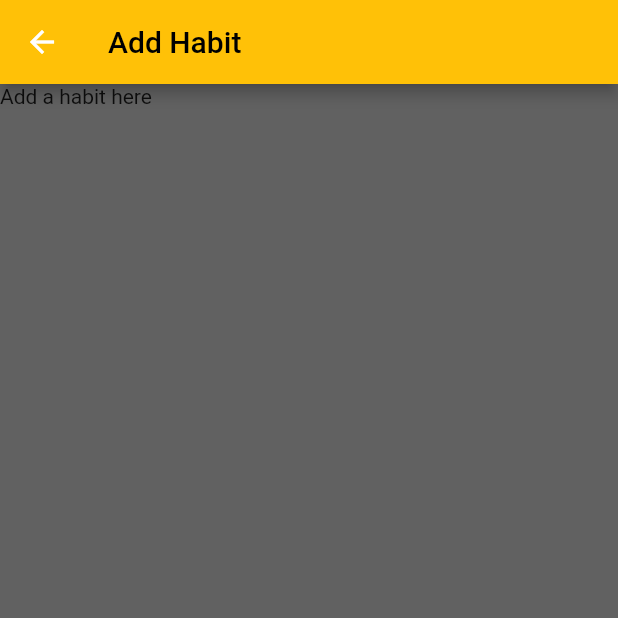
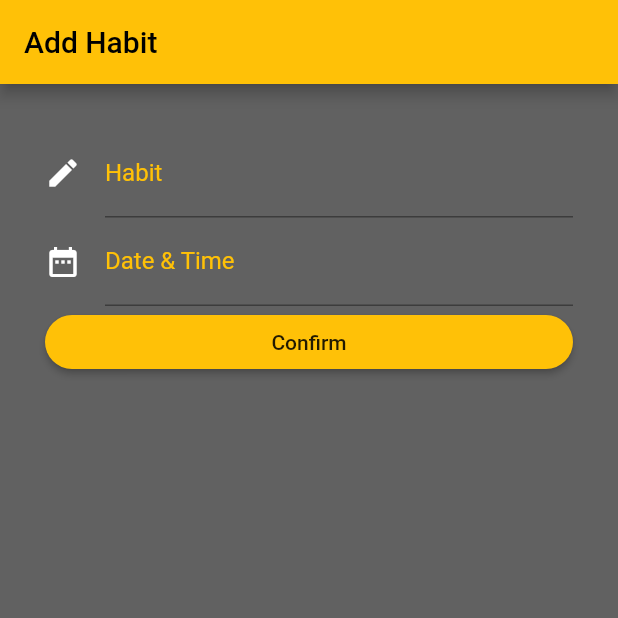
Before and after one commit to lbk9/habittracker, a Flutter app: the screen it shows after launch, after a tap on the "add" icon, on a phone screen of 412 x 824 dp, the top half of it. Run offline on Flutter 3.47's test engine with Material 2 defaults, Android fonts, the phone set to English and light mode, and no system bars.

Commit message:
add habit page form added, need to grab data and pass as nav args

```diff
--- a/lib/pages/add_habit_screen.dart
+++ b/lib/pages/add_habit_screen.dart
@@ -1,6 +1,6 @@
+import 'package:flutter/cupertino.dart';
 import 'package:flutter/material.dart';
 import 'package:flutter/painting.dart';
-import 'package:flhabittracker/models/habit_model.dart';
 
 class AddHabit extends StatefulWidget {
   @override
@@ -8,6 +8,8 @@ class AddHabit extends StatefulWidget {
 }
 
 class _AddHabitState extends State<AddHabit> {
+  final _formKey = GlobalKey<FormState>();
+
   @override
   Widget build(BuildContext context) {
     return Scaffold(
@@ -21,9 +23,55 @@ class _AddHabitState extends State<AddHabit> {
           ),
         ),
       ),
-      body: Text(
-        'Add a habit here',
-      )
-    );
+      body: Padding(
+        padding: const EdgeInsets.all(30.0),
+        child: Form(
+          key: _formKey,
+          child: new ListView(
+            children: <Widget>[
+              new TextFormField(
+                decoration: const InputDecoration(
+                  labelStyle: TextStyle(
+                    color: Colors.amber
+                  ),
+                  icon: const Icon(
+                    Icons.edit,
+                    color: Colors.white),
+                  labelText: 'Habit',
+                  focusColor: Colors.amber
+                ),
+                keyboardType: TextInputType.text,
+                style: TextStyle(
+                  color: Colors.white
+                ),
+              ),
+              new TextFormField(
+                decoration: const InputDecoration(
+                  labelStyle: TextStyle(
+                    color: Colors.amber,
+                  ),
+                  icon: const Icon(
+                    Icons.date_range,
+                    color: Colors.white),
+                  labelText: 'Date & Time'
+                ),
+                keyboardType: TextInputType.datetime,
+                style: TextStyle(
+                  color: Colors.white
+                ),
+              ),
+              new RaisedButton(
+                color: Colors.amber,
+                child: const Text(
+                  'Confirm'
+                ),
+                onPressed: (){},
+                shape: new RoundedRectangleBorder(borderRadius: new BorderRadius.circular(30.0)),
+              )
+            ],
+          )
+        )
+      ),
+      );
   }
 }
--- a/lib/pages/habit_screen.dart
+++ b/lib/pages/habit_screen.dart
@@ -63,7 +63,7 @@ class _HabitsState extends State<Habits> {
       floatingActionButton: FloatingActionButton(
         backgroundColor: Colors.amberAccent,
         onPressed: (){
-          Navigator.push(context, CustomPageBounceTransition(widget: AddHabit()));
+          Navigator.pushReplacement(context, CustomPageBounceTransition(widget: AddHabit()));
           },
         child: Icon(
           Icons.add,
--- a/pubspec.yaml
+++ b/pubspec.yaml
@@ -17,7 +17,7 @@ environment:
   sdk: ">=2.1.0 <3.0.0"
 
 dependencies:
-  intl: ^0.15.7
+  intl: ^0.16.1
   flutter:
     sdk: flutter
 
```
Also changed, not shown: pubspec.lock.
